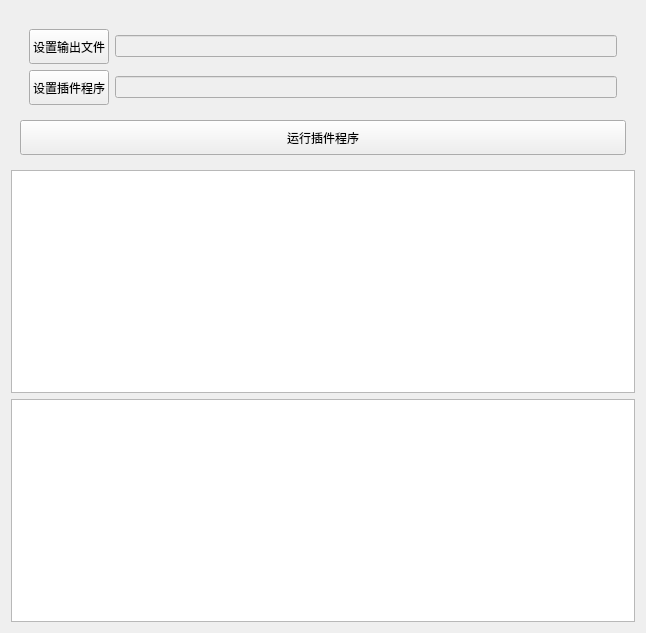
Qt form Ui/Plugins/Translations/ccpdf_translationwidget.ui (Charliechen114514/CCPDF_View) before a commit.
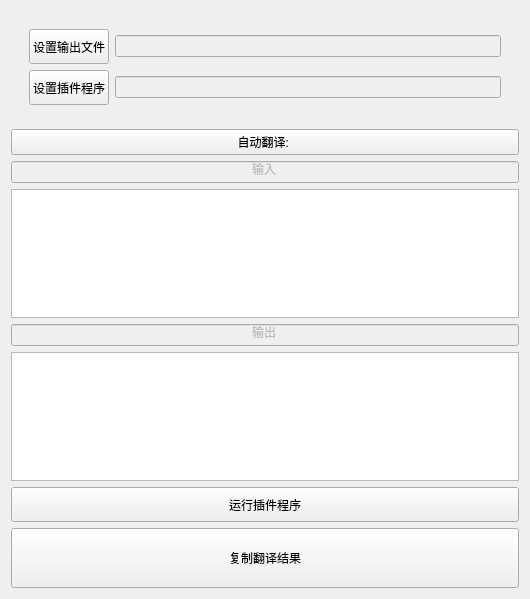
The same form after that commit.

Commit message: Tidy Up and clean some codes, support MultiPage Reading... And Auto call of Translation Plugin

What changed in the file:
```diff
--- a/Ui/Plugins/Translations/ccpdf_translationwidget.ui
+++ b/Ui/Plugins/Translations/ccpdf_translationwidget.ui
@@ -6,8 +6,8 @@
    <rect>
     <x>0</x>
     <y>0</y>
-    <width>646</width>
-    <height>633</height>
+    <width>530</width>
+    <height>599</height>
    </rect>
   </property>
   <property name="windowTitle">
@@ -63,28 +63,80 @@
         </layout>
        </widget>
       </item>
-      <item>
-       <widget class="QPushButton" name="btn_depatch">
-        <property name="minimumSize">
-         <size>
-          <width>0</width>
-          <height>35</height>
-         </size>
-        </property>
-        <property name="text">
-         <string>运行插件程序</string>
-        </property>
-       </widget>
-      </item>
      </layout>
     </widget>
    </item>
+   <item>
+    <widget class="QPushButton" name="btn_setAutoTrans">
+     <property name="text">
+      <string>自动翻译: </string>
+     </property>
+    </widget>
+   </item>
+   <item>
+    <widget class="QLineEdit" name="lineEdit">
+     <property name="enabled">
+      <bool>false</bool>
+     </property>
+     <property name="minimumSize">
+      <size>
+       <width>30</width>
+       <height>0</height>
+      </size>
+     </property>
+     <property name="text">
+      <string>输入</string>
+     </property>
+     <property name="alignment">
+      <set>Qt::AlignCenter</set>
+     </property>
+    </widget>
+   </item>
    <item>
     <widget class="QTextEdit" name="input_textEdit"/>
    </item>
+   <item>
+    <widget class="QLineEdit" name="lineEdit_2">
+     <property name="enabled">
+      <bool>false</bool>
+     </property>
+     <property name="text">
+      <string>输出</string>
+     </property>
+     <property name="alignment">
+      <set>Qt::AlignCenter</set>
+     </property>
+    </widget>
+   </item>
    <item>
     <widget class="QTextBrowser" name="result_textBrowser"/>
    </item>
+   <item>
+    <widget class="QPushButton" name="btn_depatch">
+     <property name="minimumSize">
+      <size>
+       <width>0</width>
+       <height>35</height>
+      </size>
+     </property>
+     <property name="text">
+      <string>运行插件程序</string>
+     </property>
+    </widget>
+   </item>
+   <item>
+    <widget class="QPushButton" name="btn_copyToClipBoard">
+     <property name="minimumSize">
+      <size>
+       <width>0</width>
+       <height>60</height>
+      </size>
+     </property>
+     <property name="text">
+      <string>复制翻译结果</string>
+     </property>
+    </widget>
+   </item>
   </layout>
  </widget>
  <resources/>
```
The commit also changes 35 other files.
